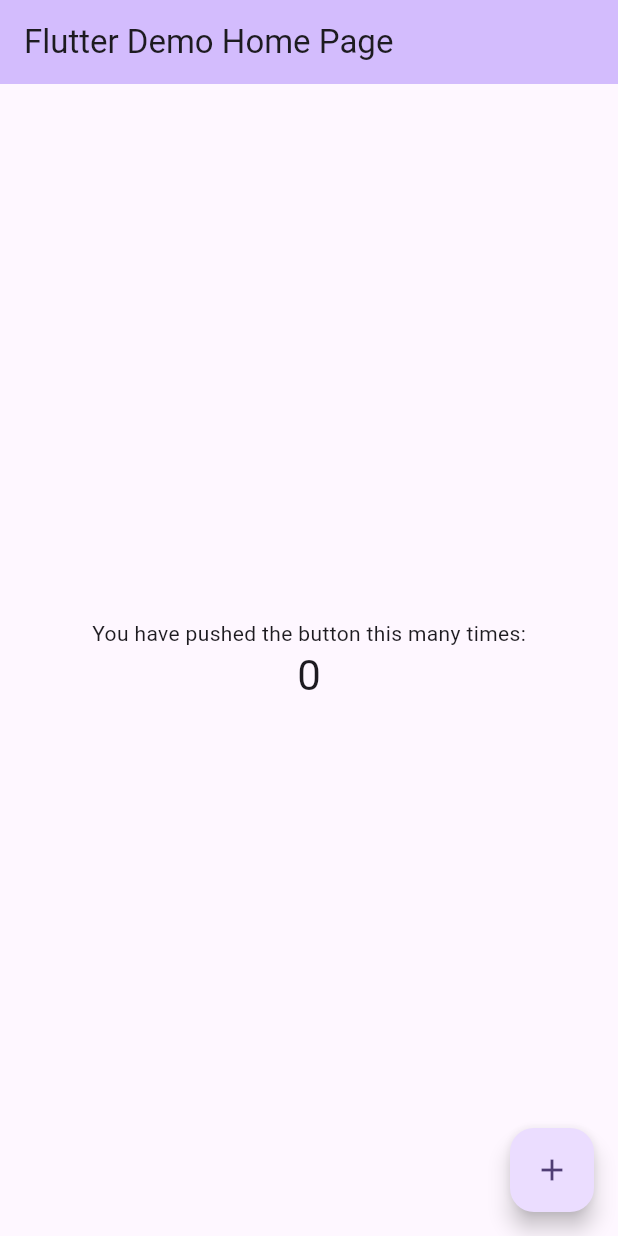
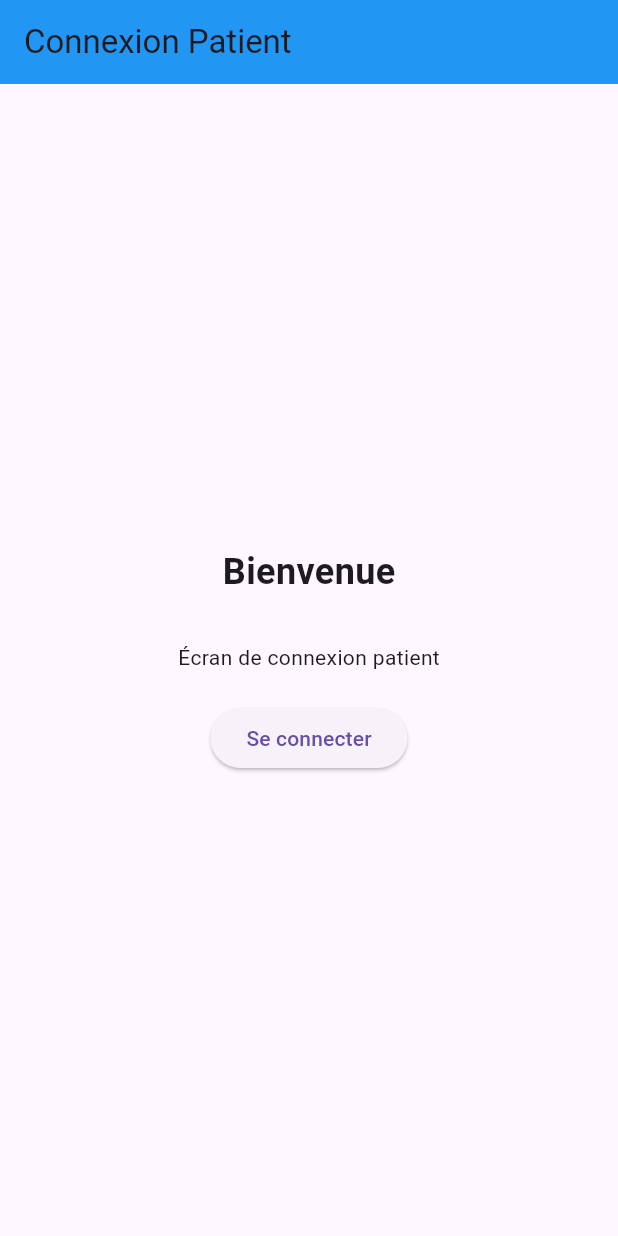
Before and after one commit to RonhelAsg/VITALIA, a Flutter app: the screen it shows after launch, on a phone screen of 412 x 824 dp. Run offline on Flutter 3.47's test engine with Material 3 defaults, Android fonts, the phone set to English and light mode, and no system bars; our stand-ins replace country_picker, firebase_auth, firebase_core; accounts and stored records are empty.

```diff
--- /dev/null
+++ b/dataconnect/example/connector.yaml
@@ -0,0 +1,5 @@
+connectorId: example
+generate:
+  dartSdk:
+    - outputDir: ../../lib/dataconnect_generated
+      package: dataconnect_generated
--- a/lib/main.dart
+++ b/lib/main.dart
@@ -1,122 +1,65 @@
 import 'package:flutter/material.dart';
+import 'package:firebase_core/firebase_core.dart';
+import 'firebase_options.dart';
 
-void main() {
-  runApp(const MyApp());
+void main() async {
+  // Initialise Flutter
+  WidgetsFlutterBinding.ensureInitialized();
+
+  // Initialise Firebase
+  await Firebase.initializeApp(
+    options: DefaultFirebaseOptions.currentPlatform,
+  );
+
+  // Lance l'application
+  runApp(MyApp());
 }
 
 class MyApp extends StatelessWidget {
   const MyApp({super.key});
 
-  // This widget is the root of your application.
   @override
   Widget build(BuildContext context) {
     return MaterialApp(
-      title: 'Flutter Demo',
+      debugShowCheckedModeBanner: false,
+      title: 'Mon App Médicale',
       theme: ThemeData(
-        // This is the theme of your application.
-        //
-        // TRY THIS: Try running your application with "flutter run". You'll see
-        // the application has a purple toolbar. Then, without quitting the app,
-        // try changing the seedColor in the colorScheme below to Colors.green
-        // and then invoke "hot reload" (save your changes or press the "hot
-        // reload" button in a Flutter-supported IDE, or press "r" if you used
-        // the command line to start the app).
-        //
-        // Notice that the counter didn't reset back to zero; the application
-        // state is not lost during the reload. To reset the state, use hot
-        // restart instead.
-        //
-        // This works for code too, not just values: Most code changes can be
-        // tested with just a hot reload.
-        colorScheme: ColorScheme.fromSeed(seedColor: Colors.deepPurple),
+        primarySwatch: Colors.blue,
       ),
-      home: const MyHomePage(title: 'Flutter Demo Home Page'),
+      home: LoginPatient(), // Va directement à l'écran de login
     );
   }
 }
 
-class MyHomePage extends StatefulWidget {
-  const MyHomePage({super.key, required this.title});
-
-  // This widget is the home page of your application. It is stateful, meaning
-  // that it has a State object (defined below) that contains fields that affect
-  // how it looks.
-
-  // This class is the configuration for the state. It holds the values (in this
-  // case the title) provided by the parent (in this case the App widget) and
-  // used by the build method of the State. Fields in a Widget subclass are
-  // always marked "final".
-
-  final String title;
-
-  @override
-  State<MyHomePage> createState() => _MyHomePageState();
-}
-
-class _MyHomePageState extends State<MyHomePage> {
-  int _counter = 0;
-
-  void _incrementCounter() {
-    setState(() {
-      // This call to setState tells the Flutter framework that something has
-      // changed in this State, which causes it to rerun the build method below
-      // so that the display can reflect the updated values. If we changed
-      // _counter without calling setState(), then the build method would not be
-      // called again, and so nothing would appear to happen.
-      _counter++;
-    });
-  }
+class LoginPatient extends StatelessWidget {
+  const LoginPatient({super.key});
 
   @override
   Widget build(BuildContext context) {
-    // This method is rerun every time setState is called, for instance as done
-    // by the _incrementCounter method above.
-    //
-    // The Flutter framework has been optimized to make rerunning build methods
-    // fast, so that you can just rebuild anything that needs updating rather
-    // than having to individually change instances of widgets.
     return Scaffold(
       appBar: AppBar(
-        // TRY THIS: Try changing the color here to a specific color (to
-        // Colors.amber, perhaps?) and trigger a hot reload to see the AppBar
-        // change color while the other colors stay the same.
-        backgroundColor: Theme.of(context).colorScheme.inversePrimary,
-        // Here we take the value from the MyHomePage object that was created by
-        // the App.build method, and use it to set our appbar title.
-        title: Text(widget.title),
+        title: Text('Connexion Patient'),
+        backgroundColor: Colors.blue,
       ),
       body: Center(
-        // Center is a layout widget. It takes a single child and positions it
-        // in the middle of the parent.
         child: Column(
-          // Column is also a layout widget. It takes a list of children and
-          // arranges them vertically. By default, it sizes itself to fit its
-          // children horizontally, and tries to be as tall as its parent.
-          //
-          // Column has various properties to control how it sizes itself and
-          // how it positions its children. Here we use mainAxisAlignment to
-          // center the children vertically; the main axis here is the vertical
-          // axis because Columns are vertical (the cross axis would be
-          // horizontal).
-          //
-          // TRY THIS: Invoke "debug painting" (choose the "Toggle Debug Paint"
-          // action in the IDE, or press "p" in the console), to see the
-          // wireframe for each widget.
           mainAxisAlignment: MainAxisAlignment.center,
-          children: <Widget>[
-            const Text('You have pushed the button this many times:'),
+          children: [
             Text(
-              '$_counter',
-              style: Theme.of(context).textTheme.headlineMedium,
+              'Bienvenue',
+              style: TextStyle(fontSize: 24, fontWeight: FontWeight.bold),
+            ),
+            SizedBox(height: 30),
+            // Vous ajouterez ici vos champs de connexion plus tard
+            Text('Écran de connexion patient'),
+            SizedBox(height: 20),
+            ElevatedButton(
+              onPressed: () {},
+              child: Text('Se connecter'),
             ),
           ],
         ),
       ),
-      floatingActionButton: FloatingActionButton(
-        onPressed: _incrementCounter,
-        tooltip: 'Increment',
-        child: const Icon(Icons.add),
-      ), // This trailing comma makes auto-formatting nicer for build methods.
     );
   }
 }
```
Also changed, not shown: dataconnect/dataconnect.yaml (added, +13 -0 lines), pubspec.yaml (+10 -3 lines), firebase.json (added), lib/firebase_options.dart (added), pubspec.lock, 13 other files.
